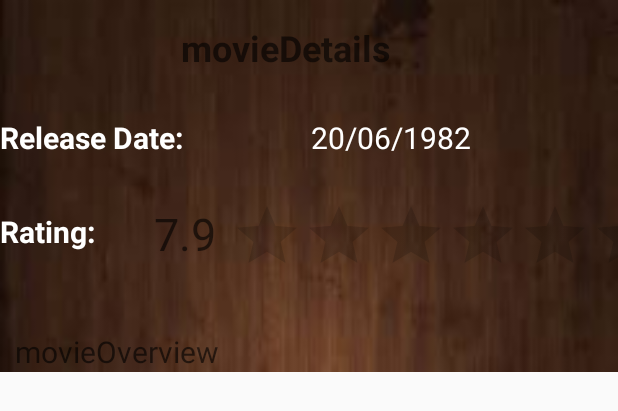
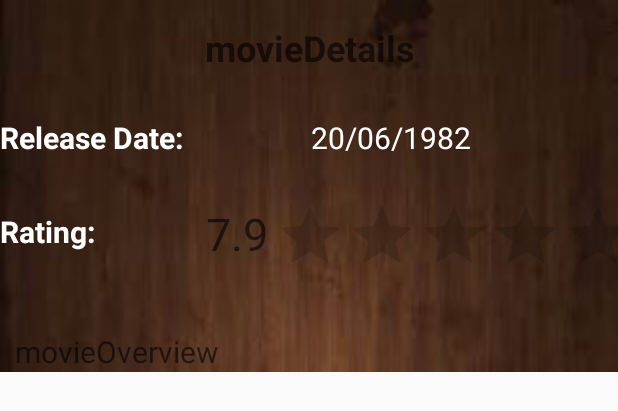
Before and after one commit to franquicidad/MovieAppBasic-Fiinal, an Android app: the layout movie_details_layout.xml on its own in the app's theme, with its tools: preview values and no code run, on a phone screen of 412 x 824 dp. Shown: the top 411 px of the screen. Run offline under Robolectric (Android 15) with nearby library versions, the phone set to English and light mode, and no system bars.

Commit message:
final version

```diff
--- a/app/src/main/res/layout/movie_details_layout.xml
+++ b/app/src/main/res/layout/movie_details_layout.xml
@@ -21,25 +21,18 @@
         android:layout_height="0dp"
         android:layout_weight="1">
 
-        <TextView
-            android:layout_width="0dp"
-            android:layout_height="wrap_content"
-            android:layout_weight="1"/>
+
         <TextView
             android:id="@+id/text_movie_name"
-            android:layout_width="0dp"
+            android:layout_width="match_parent"
             android:layout_height="wrap_content"
-            android:layout_weight="8"
             android:textColor="@android:color/white"
-            android:paddingLeft="80dp"
             android:textSize="24sp"
+            android:gravity="center"
             android:paddingTop="15dp"
             android:hint="movieDetails"
             android:textStyle="bold"/>
-        <TextView
-            android:layout_width="0dp"
-            android:layout_height="match_parent"
-            android:layout_weight="1"/>
+
 
     </LinearLayout>
 
@@ -80,7 +73,7 @@
         <TextView
             android:layout_width="0dp"
             android:layout_height="match_parent"
-            android:layout_weight="2"
+            android:layout_weight="3"
             android:text="Rating:"
             android:textColor="@android:color/white"
 
```
Also changed, not shown: app/src/main/java/com/example/mac/movieappbasic/MainActivity.java (+20 -10 lines).
